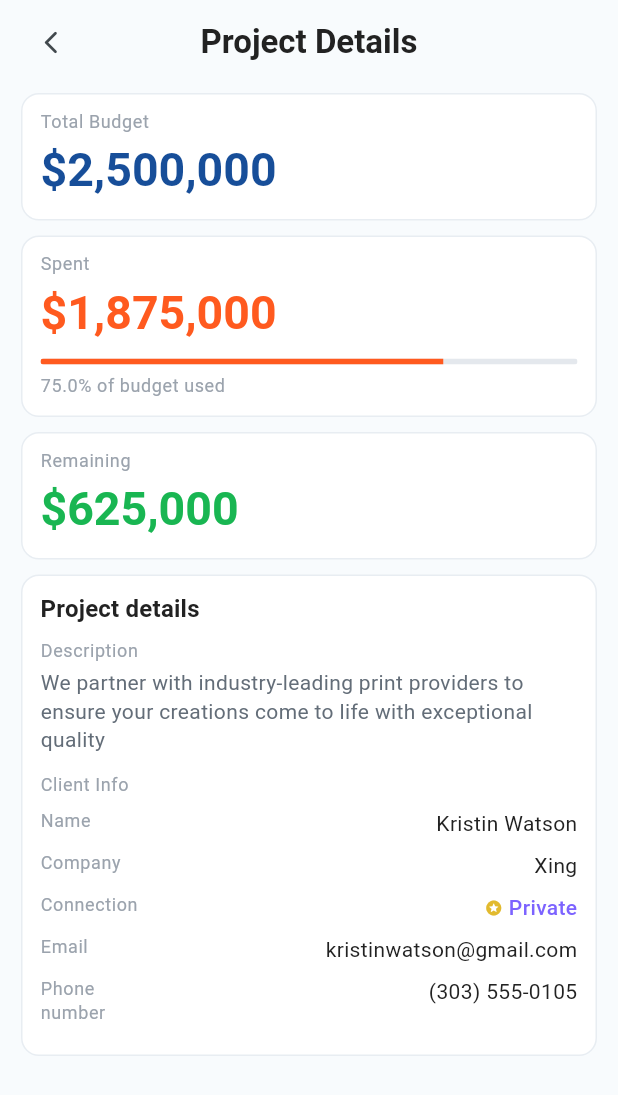
After one commit to mdalifkhandev/finis-pro-dart, a Flutter app: the ProjectBudgetDetailsScreen screen opened directly, on a phone screen of 412 x 824 dp. The commit adds this screen. Shown: the top 1095 px of the screen. Run offline on Flutter 3.47's test engine with Material 3 defaults, Android fonts, the light colour scheme and no system bars.

Commit message:
Add project detail drilldown screens

```diff
--- /dev/null
+++ b/lib/screens/project_budget_details_screen.dart
@@ -0,0 +1,301 @@
+import 'package:flutter/material.dart';
+
+class ProjectBudgetDetailsScreen extends StatelessWidget {
+  const ProjectBudgetDetailsScreen({super.key});
+
+  @override
+  Widget build(BuildContext context) {
+    final theme = Theme.of(context);
+
+    return Scaffold(
+      backgroundColor: const Color(0xFFF8FBFD),
+      body: SafeArea(
+        child: Padding(
+          padding: const EdgeInsets.fromLTRB(14, 10, 14, 0),
+          child: Column(
+            children: [
+              SizedBox(
+                height: 36,
+                child: Stack(
+                  alignment: Alignment.center,
+                  children: [
+                    Align(
+                      alignment: Alignment.centerLeft,
+                      child: IconButton(
+                        onPressed: () => Navigator.of(context).pop(),
+                        icon: const Icon(
+                          Icons.arrow_back_ios_new_rounded,
+                          size: 18,
+                        ),
+                        visualDensity: VisualDensity.compact,
+                      ),
+                    ),
+                    Text(
+                      'Project Details',
+                      style: theme.textTheme.titleLarge?.copyWith(
+                        fontWeight: FontWeight.w700,
+                        color: const Color(0xFF222222),
+                      ),
+                    ),
+                  ],
+                ),
+              ),
+              const SizedBox(height: 16),
+              Expanded(
+                child: SingleChildScrollView(
+                  padding: const EdgeInsets.only(bottom: 18),
+                  child: Column(
+                    children: const [
+                      _BudgetCard(
+                        label: 'Total Budget',
+                        value: '\$2,500,000',
+                        valueColor: Color(0xFF174E99),
+                      ),
+                      SizedBox(height: 10),
+                      _SpentCard(),
+                      SizedBox(height: 10),
+                      _BudgetCard(
+                        label: 'Remaining',
+                        value: '\$625,000',
+                        valueColor: Color(0xFF19B652),
+                      ),
+                      SizedBox(height: 10),
+                      _ProjectClientCard(),
+                    ],
+                  ),
+                ),
+              ),
+            ],
+          ),
+        ),
+      ),
+    );
+  }
+}
+
+class _BudgetCard extends StatelessWidget {
+  const _BudgetCard({
+    required this.label,
+    required this.value,
+    required this.valueColor,
+  });
+
+  final String label;
+  final String value;
+  final Color valueColor;
+
+  @override
+  Widget build(BuildContext context) {
+    final theme = Theme.of(context);
+
+    return Container(
+      width: double.infinity,
+      padding: const EdgeInsets.fromLTRB(12, 10, 12, 12),
+      decoration: BoxDecoration(
+        color: Colors.white,
+        borderRadius: BorderRadius.circular(12),
+        border: Border.all(color: const Color(0xFFE8EDF2)),
+      ),
+      child: Column(
+        crossAxisAlignment: CrossAxisAlignment.start,
+        children: [
+          Text(
+            label,
+            style: theme.textTheme.bodySmall?.copyWith(
+              color: const Color(0xFF9BA3AD),
+            ),
+          ),
+          const SizedBox(height: 4),
+          Text(
+            value,
+            style: theme.textTheme.headlineSmall?.copyWith(
+              fontSize: 31,
+              color: valueColor,
+              fontWeight: FontWeight.w700,
+            ),
+          ),
+        ],
+      ),
+    );
+  }
+}
+
+class _SpentCard extends StatelessWidget {
+  const _SpentCard();
+
+  @override
+  Widget build(BuildContext context) {
+    final theme = Theme.of(context);
+
+    return Container(
+      width: double.infinity,
+      padding: const EdgeInsets.fromLTRB(12, 10, 12, 12),
+      decoration: BoxDecoration(
+        color: Colors.white,
+        borderRadius: BorderRadius.circular(12),
+        border: Border.all(color: const Color(0xFFE8EDF2)),
+      ),
+      child: Column(
+        crossAxisAlignment: CrossAxisAlignment.start,
+        children: [
+          Text(
+            'Spent',
+            style: theme.textTheme.bodySmall?.copyWith(
+              color: const Color(0xFF9BA3AD),
+            ),
+          ),
+          const SizedBox(height: 4),
+          Text(
+            '\$1,875,000',
+            style: theme.textTheme.headlineSmall?.copyWith(
+              fontSize: 31,
+              color: const Color(0xFFFF5A1F),
+              fontWeight: FontWeight.w700,
+            ),
+          ),
+          const SizedBox(height: 10),
+          ClipRRect(
+            borderRadius: BorderRadius.circular(999),
+            child: LinearProgressIndicator(
+              value: 0.75,
+              minHeight: 4,
+              backgroundColor: const Color(0xFFE4E8ED),
+              valueColor: const AlwaysStoppedAnimation<Color>(
+                Color(0xFFFF5A1F),
+              ),
+            ),
+          ),
+          const SizedBox(height: 6),
+          Text(
+            '75.0% of budget used',
+            style: theme.textTheme.bodySmall?.copyWith(
+              color: const Color(0xFF9BA3AD),
+            ),
+          ),
+        ],
+      ),
+    );
+  }
+}
+
+class _ProjectClientCard extends StatelessWidget {
+  const _ProjectClientCard();
+
+  @override
+  Widget build(BuildContext context) {
+    final theme = Theme.of(context);
+
+    return Container(
+      width: double.infinity,
+      padding: const EdgeInsets.fromLTRB(12, 10, 12, 12),
+      decoration: BoxDecoration(
+        color: Colors.white,
+        borderRadius: BorderRadius.circular(12),
+        border: Border.all(color: const Color(0xFFE8EDF2)),
+      ),
+      child: Column(
+        crossAxisAlignment: CrossAxisAlignment.start,
+        children: [
+          Text(
+            'Project details',
+            style: theme.textTheme.titleMedium?.copyWith(
+              color: const Color(0xFF222222),
+              fontWeight: FontWeight.w600,
+            ),
+          ),
+          const SizedBox(height: 8),
+          Text(
+            'Description',
+            style: theme.textTheme.bodySmall?.copyWith(
+              color: const Color(0xFF9BA3AD),
+            ),
+          ),
+          const SizedBox(height: 4),
+          Text(
+            "We partner with industry-leading print providers to ensure your creations come to life with exceptional quality",
+            style: theme.textTheme.bodyMedium?.copyWith(
+              color: const Color(0xFF636D78),
+              height: 1.35,
+            ),
+          ),
+          const SizedBox(height: 12),
+          Text(
+            'Client Info',
+            style: theme.textTheme.bodySmall?.copyWith(
+              color: const Color(0xFF9BA3AD),
+            ),
+          ),
+          const SizedBox(height: 8),
+          const _InfoRow(label: 'Name', value: 'Kristin Watson'),
+          const _InfoRow(label: 'Company', value: 'Xing'),
+          const _InfoRow(label: 'Connection', value: 'Private', accent: true),
+          const _InfoRow(label: 'Email', value: 'kristinwatson@gmail.com'),
+          const _InfoRow(label: 'Phone number', value: '(303) 555-0105'),
+        ],
+      ),
+    );
+  }
+}
+
+class _InfoRow extends StatelessWidget {
+  const _InfoRow({
+    required this.label,
+    required this.value,
+    this.accent = false,
+  });
+
+  final String label;
+  final String value;
+  final bool accent;
+
+  @override
+  Widget build(BuildContext context) {
+    final theme = Theme.of(context);
+
+    return Padding(
+      padding: const EdgeInsets.only(bottom: 8),
+      child: Row(
+        crossAxisAlignment: CrossAxisAlignment.start,
+        children: [
+          SizedBox(
+            width: 82,
+            child: Text(
+              label,
+              style: theme.textTheme.bodySmall?.copyWith(
+                color: const Color(0xFF9BA3AD),
+              ),
+            ),
+          ),
+          Expanded(
+            child: Row(
+              mainAxisAlignment: MainAxisAlignment.end,
+              children: [
+                if (accent)
+                  const Padding(
+                    padding: EdgeInsets.only(right: 4),
+                    child: Icon(
+                      Icons.stars_rounded,
+                      size: 12,
+                      color: Color(0xFFE2BA2E),
+                    ),
+                  ),
+                Flexible(
+                  child: Text(
+                    value,
+                    textAlign: TextAlign.right,
+                    style: theme.textTheme.bodyMedium?.copyWith(
+                      color: accent
+                          ? const Color(0xFF7C63FF)
+                          : const Color(0xFF222222),
+                      fontWeight: accent ? FontWeight.w500 : FontWeight.w400,
+                    ),
+                  ),
+                ),
+              ],
+            ),
+          ),
+        ],
+      ),
+    );
+  }
+}
```
Also changed, not shown: lib/screens/floor_room_setup_screen.dart (+105 -1 lines), lib/screens/project_analysis_screen.dart (added, +235 -0 lines), lib/screens/project_details_screen.dart (+32 -5 lines).
